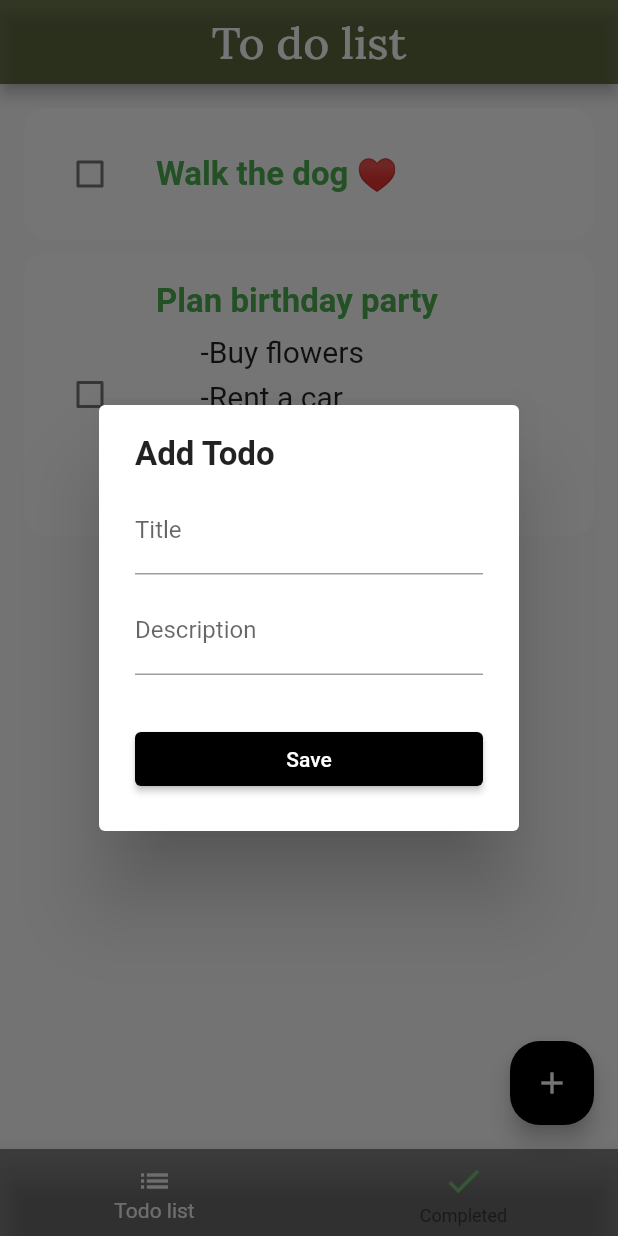
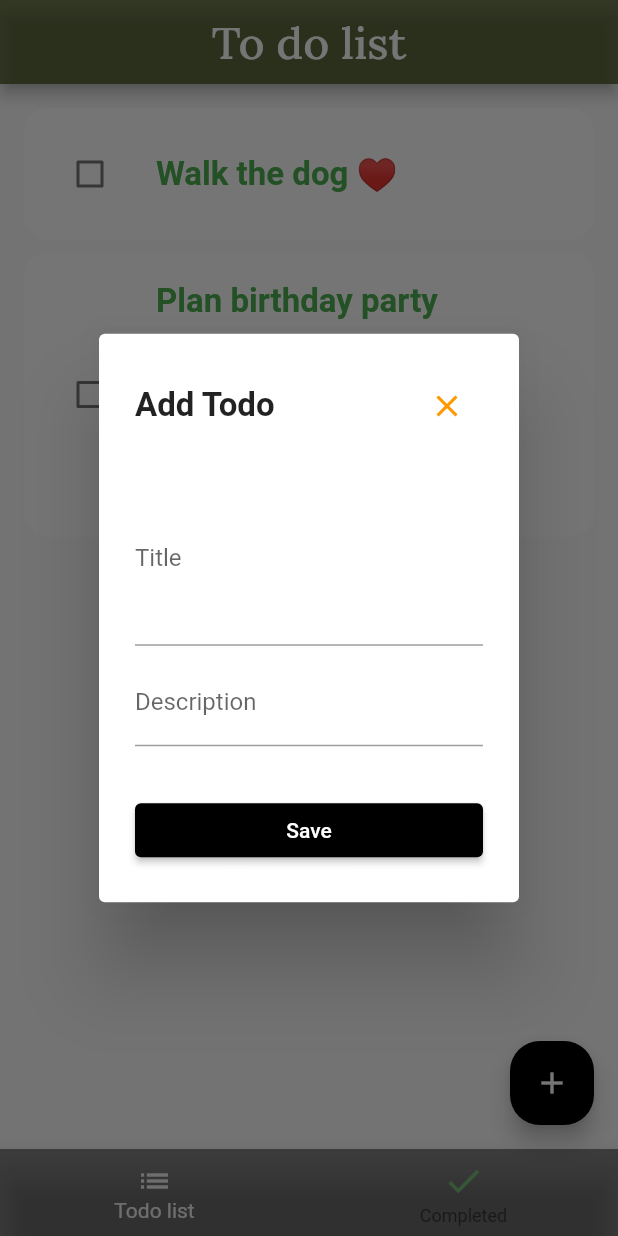
Before and after one commit to Isaaca11222/to_do_list, a Flutter app: the screen it shows after launch, after a tap on the "add" icon, on a phone screen of 412 x 824 dp. Run offline on Flutter 3.47's test engine with Material 2 defaults, Android fonts, the phone set to English and light mode, and no system bars; drawn by our look-alikes of flutter_slidable; our stand-ins replace confetti, google_fonts.

```diff
--- a/lib/main.dart
+++ b/lib/main.dart
@@ -1,6 +1,6 @@
 import 'package:flutter/material.dart';
 import 'package:provider/provider.dart';
-import 'package:to_do_list/pages/HomePage/home_page.dart';
+import 'package:to_do_list/pages/home_page.dart';
 import 'package:to_do_list/provider/todos.dart';
 
 void main() {
--- a/lib/widget/add_todo.dart
+++ b/lib/widget/add_todo.dart
@@ -20,20 +20,30 @@ class _AddTodoDialogWidgetState extends State<AddTodoDialogWidget> {
 
   @override
   Widget build(BuildContext context) => AlertDialog(
+        title: Row(
+          children: [
+            const Expanded(
+              child: Text(
+                'Add Todo',
+                style: TextStyle(
+                  fontWeight: FontWeight.bold,
+                  fontSize: 22,
+                ),
+              ),
+            ),
+            IconButton(
+              onPressed: () => Navigator.of(context).pop(),
+              icon: const Icon(Icons.close),
+              color: Colors.orange,
+            ),
+          ],
+        ),
         content: Form(
           key: _formKey,
           child: Column(
             mainAxisSize: MainAxisSize.min,
             crossAxisAlignment: CrossAxisAlignment.start,
             children: [
-              const Text(
-                'Add Todo',
-                style: TextStyle(
-                  fontWeight: FontWeight.bold,
-                  fontSize: 22,
-                ),
-              ),
-              const SizedBox(height: 8),
               TodoFormWidget(
                 onChangedTitle: (title) => setState(() => this.title = title),
                 onChangedDescription: (description) =>
--- a/lib/widget/todo_form_widget.dart
+++ b/lib/widget/todo_form_widget.dart
@@ -33,7 +33,7 @@ class TodoFormWidget extends StatelessWidget {
       );
 
   Widget buildTitle() => TextFormField(
-        maxLines: 1,
+        maxLines: 4,
         initialValue: title,
         onChanged: onChangedTitle,
         validator: (title) {
@@ -49,6 +49,7 @@ class TodoFormWidget extends StatelessWidget {
       );
 
   Widget buildDescription() => TextFormField(
+        maxLines: null,
         initialValue: description,
         onChanged: onChangedDescription,
         decoration: const InputDecoration(
--- a/lib/widget/todo_widget.dart
+++ b/lib/widget/todo_widget.dart
@@ -1,9 +1,11 @@
+import 'package:confetti/confetti.dart';
 import 'package:flutter/material.dart';
 import 'package:flutter_slidable/flutter_slidable.dart';
 import 'package:provider/provider.dart';
 import 'package:to_do_list/model/todo.dart';
 import 'package:to_do_list/provider/todos.dart';
 import 'package:to_do_list/utils.dart';
+import 'package:to_do_list/pages/edit_todo_page.dart';
 
 class TodoWidget extends StatefulWidget {
   final Todo todo;
@@ -18,6 +20,21 @@ class TodoWidget extends StatefulWidget {
 }
 
 class _TodoWidgetState extends State<TodoWidget> {
+  late ConfettiController _confettiController;
+
+  @override
+  void initState() {
+    super.initState();
+    _confettiController =
+        ConfettiController(duration: const Duration(seconds: 6));
+  }
+
+  @override
+  void dispose() {
+    _confettiController.dispose();
+    super.dispose();
+  }
+
   @override
   Widget build(BuildContext context) => ClipRRect(
         borderRadius: BorderRadius.circular(16),
@@ -27,7 +44,7 @@ class _TodoWidgetState extends State<TodoWidget> {
             motion: const StretchMotion(),
             children: [
               SlidableAction(
-                onPressed: ((context) {}),
+                onPressed: (context) => editTodo(context, widget.todo),
                 backgroundColor: Colors.green,
                 label: 'Edit',
                 icon: Icons.edit,
@@ -62,6 +79,9 @@ class _TodoWidgetState extends State<TodoWidget> {
                 final provider =
                     Provider.of<TodosProvider>(context, listen: false);
                 final isDone = provider.toggleTodoStatus(widget.todo);
+                if (value == true && isDone) {
+                  _confettiController.play();
+                }
 
                 Utils.showSnackBar(context,
                     isDone ? 'Task completed' : "Task marked incomplete");
@@ -89,6 +109,22 @@ class _TodoWidgetState extends State<TodoWidget> {
                 ],
               ),
             ),
+            GestureDetector(
+              onTap: () {
+                _confettiController.play();
+              },
+              child: ConfettiWidget(
+                confettiController: _confettiController,
+                blastDirectionality: BlastDirectionality.explosive,
+                particleDrag:
+                    0.05, // wartość 0 oznacza brak oporu, wartość 1 oznacza dużo oporu
+                emissionFrequency: 0.05, // częstotliwość emisji konfetti
+                numberOfParticles: 20, // liczba konfetti
+                gravity:
+                    0.05, // wartość 0 oznacza brak grawitacji, wartość 1 oznacza dużo grawitacji
+                shouldLoop: true,
+              ),
+            ), // czy konfetti powinno działać w
           ],
         ),
       );
@@ -99,4 +135,10 @@ class _TodoWidgetState extends State<TodoWidget> {
 
     Utils.showSnackBar(context, 'Delete the task');
   }
+
+  void editTodo(BuildContext context, Todo todo) => Navigator.of(context).push(
+        MaterialPageRoute(
+          builder: (context) => EditTodoPage(todo: widget.todo),
+        ),
+      );
 }
--- a/pubspec.yaml
+++ b/pubspec.yaml
@@ -40,6 +40,8 @@ dependencies:
   google_fonts: ^4.0.3
   cupertino_http: ^0.1.0
   flutter_slidable: ^2.0.0-nullsafety.0
+  confetti: ^0.7.0
+  flutter_particles: ^1.0.0+7
 
 
 dev_dependencies:
```
Also changed, not shown: lib/pages/edit_todo_page.dart (added, +66 -0 lines), lib/provider/todos.dart (+7 -0 lines), lib/pages/home_page.dart (renamed from lib/pages/HomePage/home_page.dart), pubspec.lock.
